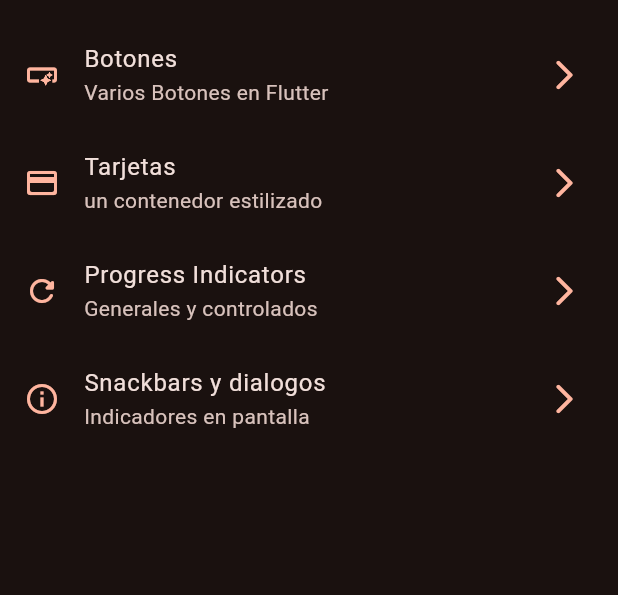
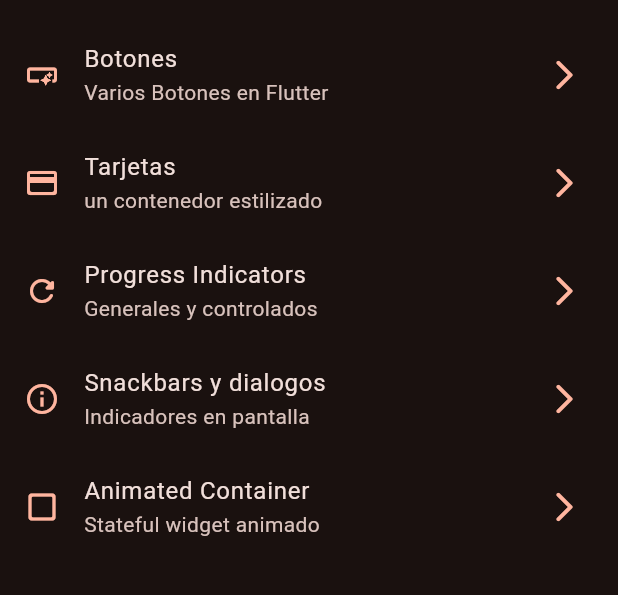
Before and after one commit to Erik-egam/Widgets_app, a Flutter app: the screen it shows after launch, on a phone screen of 412 x 824 dp, the part 63-658 px from its top. Run offline on Flutter 3.47's test engine with Material 3 defaults, Android fonts, the phone set to English and light mode, and no system bars; our stand-ins replace go_router.

Commit message:
animated container

```diff
--- a/lib/config/menu/menu_items.dart
+++ b/lib/config/menu/menu_items.dart
@@ -43,5 +43,12 @@ const appMenuItems = <MenuItems>[
     icon: Icons.info_outline
     ),
 
+    MenuItems(
+    title: "Animated Container",
+    subTitle: "Stateful widget animado",
+    link: '/animated',
+    icon: Icons.check_box_outline_blank_rounded
+    ),
+
 
 ];
--- a/lib/config/router/app_router.dart
+++ b/lib/config/router/app_router.dart
@@ -30,5 +30,11 @@ final appRouter = GoRouter(
       builder: (context, state) => const SnackbarScreen(),
     ),
 
+    GoRoute(
+      path: '/animated',
+      name: AnimatedScreen.name,
+      builder: (context, state) => const AnimatedScreen(),
+    ),
+
   ],
 );
```
Also changed, not shown: lib/presentation/screens/animated/animated_screen.dart (+50 -2 lines).
